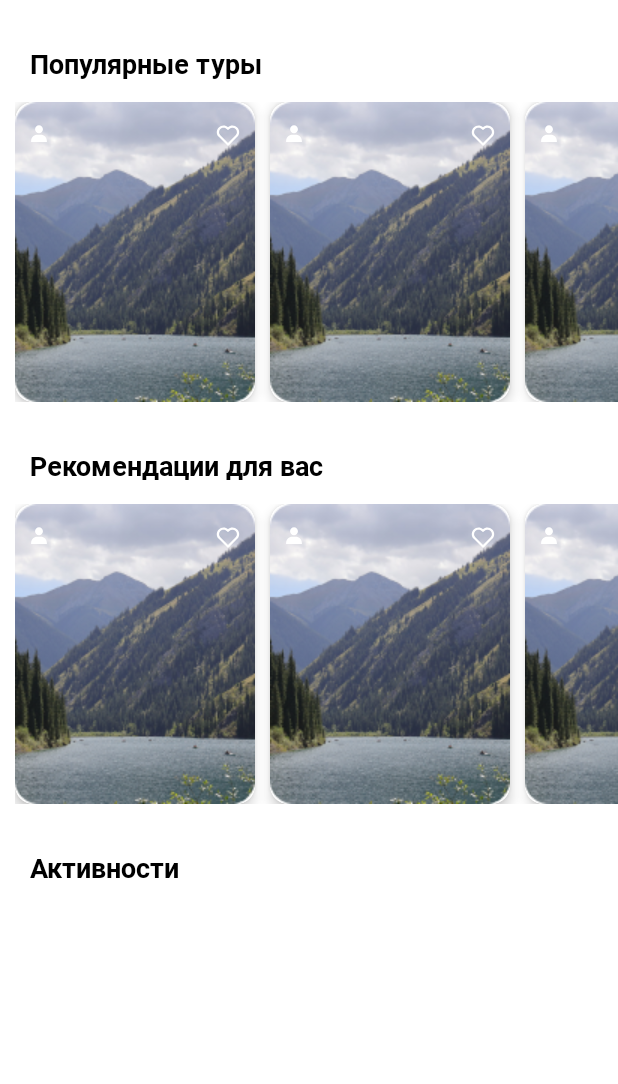
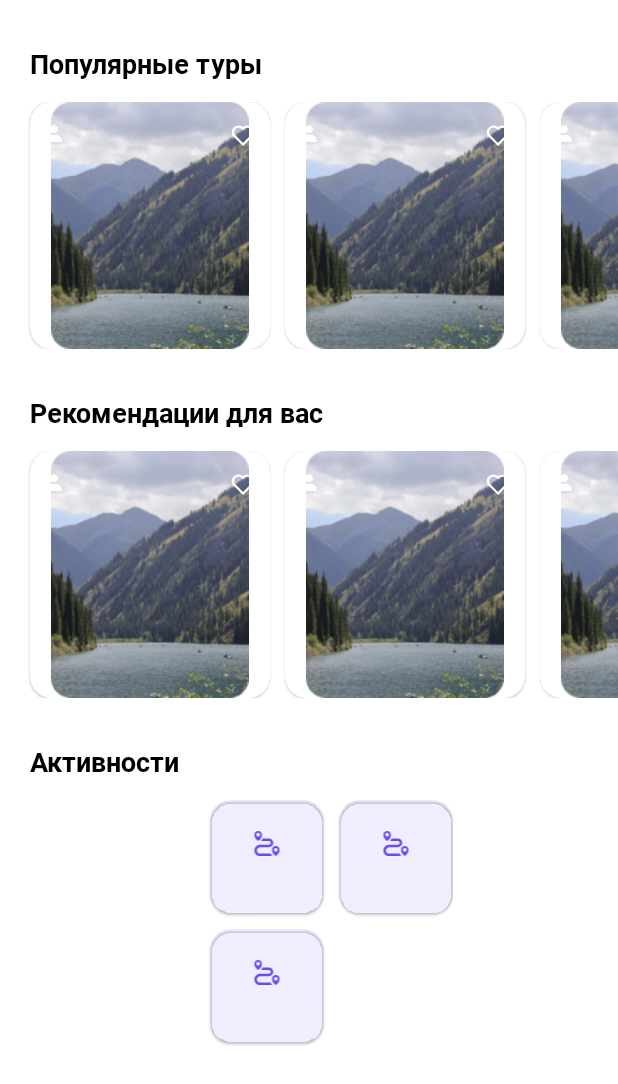
Before and after one commit to arsensaliev/demal-android, an Android app: the layout fragment_home.xml on its own in the app's theme, with its tools: preview values and no code run, on a phone screen of 412 x 824 dp. Shown: the top 1084 px of the screen. Run offline under Robolectric (Android 15) with nearby library versions, the phone set to English and light mode, and no system bars.

Commit message:
feat: Activities RV added feat: dimens for Activities item added refactor: Activities item margins and padding refactor: item Home height fixed to fit different devices refactor: Popular tours RV, Recomendations RV heights fixed to fit different devices

```diff
--- a/app/src/main/res/layout/fragment_home.xml
+++ b/app/src/main/res/layout/fragment_home.xml
@@ -20,15 +20,16 @@
     <androidx.recyclerview.widget.RecyclerView
         android:id="@+id/popular_tours_recyclerview"
         android:layout_width="wrap_content"
-        android:layout_height="wrap_content"
+        android:layout_height="0dp"
+        app:layout_constraintHeight_percent="0.2"
+        android:layout_marginStart="@dimen/margin_home_left"
+        android:layout_marginTop="@dimen/margin_home_recycler_top"
         android:orientation="horizontal"
-        android:layout_marginTop="@dimen/margin_home_recycler_top"
-        android:layout_marginStart="@dimen/margin_home_left"
         app:layoutManager="androidx.recyclerview.widget.LinearLayoutManager"
         app:layout_constraintEnd_toEndOf="parent"
         app:layout_constraintStart_toStartOf="parent"
         app:layout_constraintTop_toBottomOf="@+id/popular_tours_textview"
-        tools:listitem="@layout/item_home"/>
+        tools:listitem="@layout/item_home" />
 
     <TextView
         android:id="@+id/recommendations_textview"
@@ -44,8 +45,9 @@
     <androidx.recyclerview.widget.RecyclerView
         android:id="@+id/recommendations_recyclerview"
         android:layout_width="wrap_content"
-        android:layout_height="wrap_content"
+        android:layout_height="0dp"
         android:orientation="horizontal"
+        app:layout_constraintHeight_percent="0.2"
         android:layout_marginTop="@dimen/margin_home_recycler_top"
         android:layout_marginStart="@dimen/margin_home_left"
         app:layoutManager="androidx.recyclerview.widget.LinearLayoutManager"
@@ -65,4 +67,19 @@
         app:layout_constraintTop_toBottomOf="@id/recommendations_recyclerview"
         app:layout_constraintStart_toStartOf="parent" />
 
+    <androidx.recyclerview.widget.RecyclerView
+        android:id="@+id/activities_recyclerview"
+        android:layout_width="wrap_content"
+        android:layout_height="wrap_content"
+        android:orientation="horizontal"
+        app:spanCount="2"
+        android:layout_marginTop="@dimen/margin_home_recycler_top"
+        android:layout_marginStart="@dimen/margin_home_left"
+        app:layoutManager="androidx.recyclerview.widget.GridLayoutManager"
+        app:layout_constraintEnd_toEndOf="parent"
+        app:layout_constraintStart_toStartOf="parent"
+        app:layout_constraintTop_toBottomOf="@id/activities_textview"
+        tools:listitem="@layout/item_home_activities"
+        />
+
 </androidx.constraintlayout.widget.ConstraintLayout>
--- a/app/src/main/res/layout/item_home.xml
+++ b/app/src/main/res/layout/item_home.xml
@@ -5,10 +5,10 @@
     xmlns:tool="http://schemas.android.com/tools"
     android:id="@+id/home_card_view"
     android:layout_width="@dimen/item_home_width"
-    android:layout_height="@dimen/item_home_height"
-    android:layout_marginEnd="@dimen/item_home_right_margin"
-    app:cardCornerRadius="@dimen/home_card_corner_radius"
-    app:cardElevation="@dimen/home_card_elevation">
+    android:layout_height="match_parent"
+    android:layout_marginStart="@dimen/item_home_right_margin"
+    tool:backgroundTint="@color/black_transparent"
+    app:cardCornerRadius="@dimen/home_card_corner_radius">
 
     <androidx.constraintlayout.widget.ConstraintLayout
         android:layout_width="match_parent"
--- a/app/src/main/res/layout/item_home_activities.xml
+++ b/app/src/main/res/layout/item_home_activities.xml
@@ -3,10 +3,11 @@
     xmlns:app="http://schemas.android.com/apk/res-auto"
     xmlns:tool="http://schemas.android.com/tools"
     android:id="@+id/home_card_view"
-    android:layout_width="76dp"
-    android:layout_height="76dp"
+    android:layout_width="@dimen/item_activities_width"
+    android:layout_height="@dimen/item_activities_height"
     android:backgroundTint="@color/purple_light_10"
-    android:layout_marginEnd="@dimen/item_home_right_margin"
+    android:layout_marginBottom="@dimen/item_activities_layout_bottom_margin"
+    android:layout_marginStart="@dimen/item_home_right_margin"
     app:cardCornerRadius="@dimen/home_card_corner_radius">
 
     <androidx.constraintlayout.widget.ConstraintLayout
@@ -35,6 +36,8 @@
             app:layout_constraintEnd_toEndOf="parent"
             app:layout_constraintBottom_toBottomOf="parent"
             app:layout_constraintHeight_percent="0.5"
+            android:paddingStart="@dimen/item_activities_padding"
+            android:paddingEnd="@dimen/item_activities_padding"
             tool:text="Пешие прогулки" />
 
     </androidx.constraintlayout.widget.ConstraintLayout>
--- a/app/src/main/res/values/dimens.xml
+++ b/app/src/main/res/values/dimens.xml
@@ -23,7 +23,11 @@
     <dimen name="item_home_top_margin">15dp</dimen>
     <dimen name="item_home_human_top_margin">15dp</dimen>
     <dimen name="home_card_margin">@dimen/item_standard_margin</dimen>
-    <dimen name="home_card_corner_radius">12dp</dimen>
+    <dimen name="home_card_corner_radius">14dp</dimen>
     <dimen name="home_card_elevation">5dp</dimen>
+    <dimen name="item_activities_height">76dp</dimen>
+    <dimen name="item_activities_width">76dp</dimen>
     <dimen name="item_activities_top_margin">20dp</dimen>
+    <dimen name="item_activities_padding">9dp</dimen>
+    <dimen name="item_activities_layout_bottom_margin">10dp</dimen>
 </resources>
```
